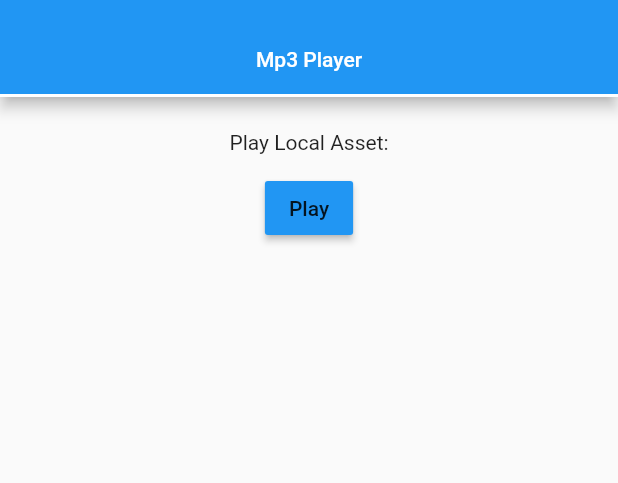
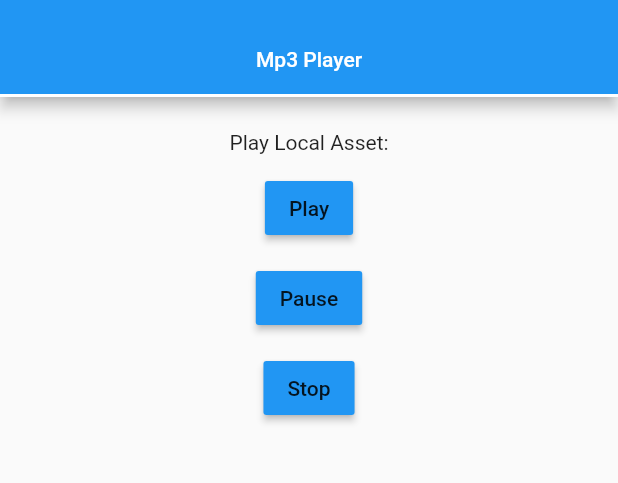
Before and after one commit to Potolski/Athena, a Flutter app: the screen it shows after launch, on a phone screen of 412 x 824 dp, the part 59-542 px from its top. Run offline on Flutter 3.47's test engine with Material 2 defaults, Android fonts, the phone set to English and light mode, and no system bars; our stand-ins replace audioplayers.

Commit message:
Add Pause and Stop buttons

```diff
--- a/lib/main.dart
+++ b/lib/main.dart
@@ -14,8 +14,9 @@ class ExampleApp extends StatefulWidget {
 }
 
 class _ExampleAppState extends State<ExampleApp> {
+  AudioPlayer advancedPlayer = new AudioPlayer();
   AudioCache audioCache = new AudioCache();
-  AudioPlayer advancedPlayer = new AudioPlayer();
+
   String localFilePath;
 
   Widget _tab(List<Widget> children) {
@@ -40,7 +41,9 @@ class _ExampleAppState extends State<ExampleApp> {
   Widget localAsset() {
     return _tab([
       Text('Play Local Asset:'),
-      _btn('Play', () => audioCache.play('audio.mp3'))
+      _btn('Play', () => audioCache.play('audio.mp3')),
+      _btn('Pause',() => advancedPlayer.pause()),
+      _btn('Stop', () => advancedPlayer.stop())
     ]);
   }
 
```
